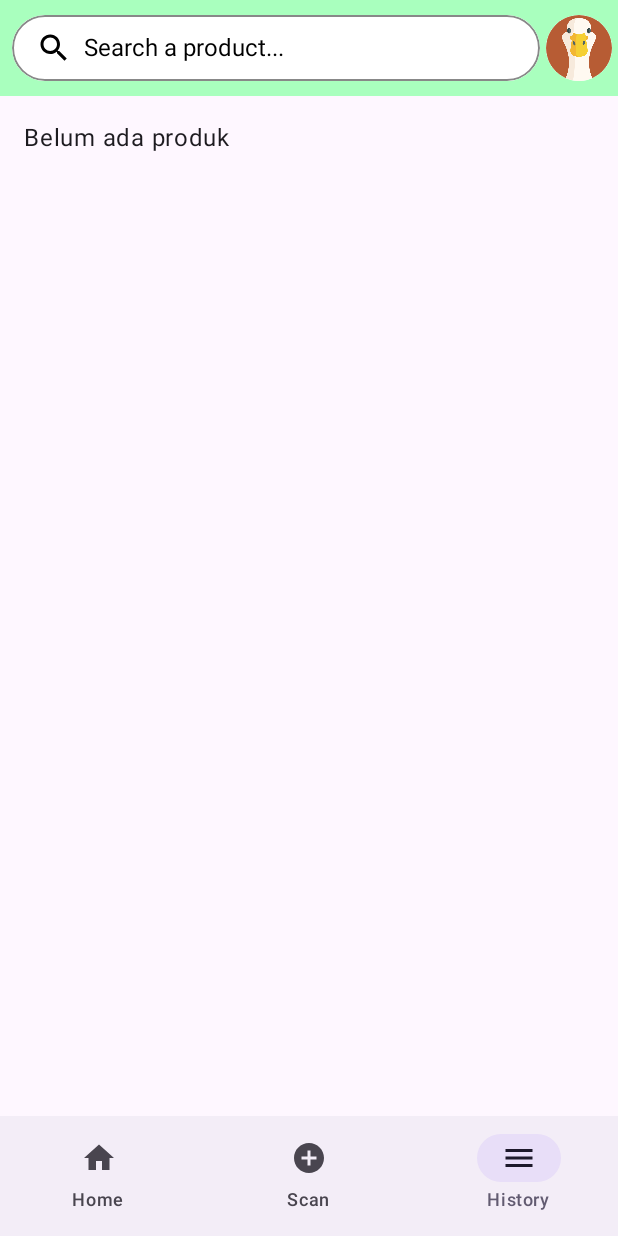
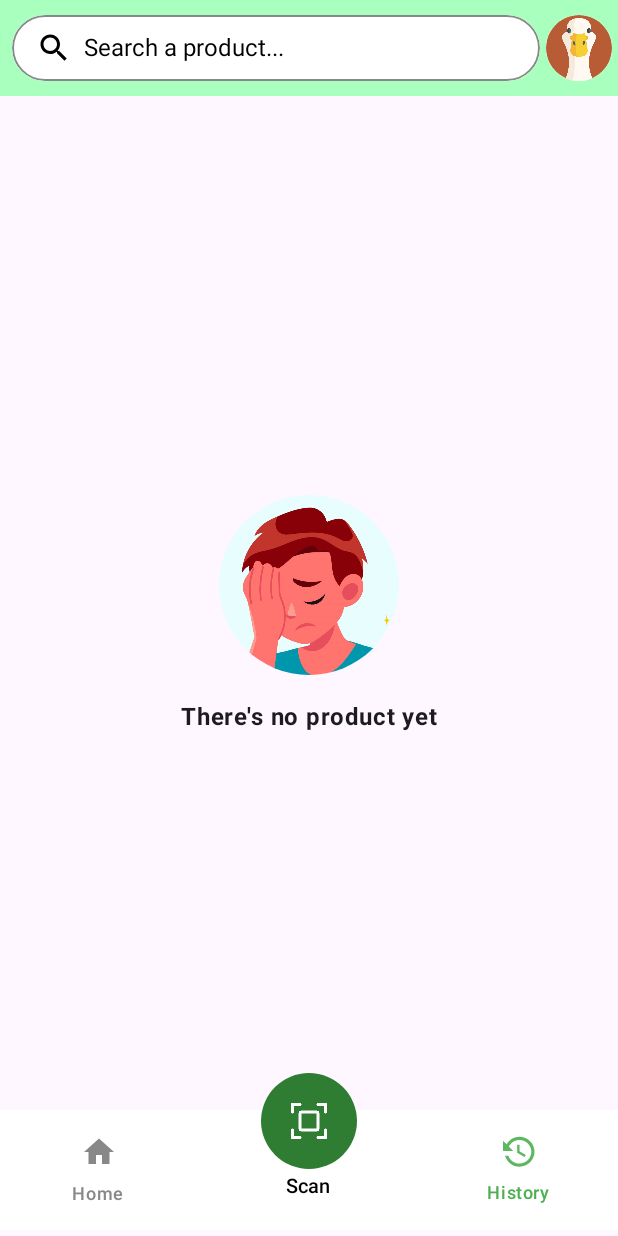
Before and after one commit to adtyfathan/nutralis, an Android app built with Jetpack Compose: the ScannedProductScreen screen opened through its navigation route, on a phone screen of 412 x 824 dp. Run offline under Robolectric (Android 15) with nearby library versions, the phone set to English and light mode, and no system bars; our stand-ins replace Dagger/Hilt's generated code, Firebase (no records; nobody signed in at launch, a user with empty details on screens opened directly); pictures from the network do not load.

Commit message:
update ui

```diff
--- a/app/src/main/java/com/ofa/nutralis/navigation/MainNavGraph.kt
+++ b/app/src/main/java/com/ofa/nutralis/navigation/MainNavGraph.kt
@@ -1,10 +1,29 @@
 package com.ofa.nutralis.navigation
 
+import androidx.compose.foundation.layout.Box
+import androidx.compose.foundation.layout.Column
+import androidx.compose.foundation.layout.Spacer
+import androidx.compose.foundation.layout.height
+import androidx.compose.foundation.layout.offset
 import androidx.compose.foundation.layout.padding
+import androidx.compose.foundation.layout.size
+import androidx.compose.foundation.shape.CircleShape
 import androidx.compose.material3.ExperimentalMaterial3Api
+import androidx.compose.material3.FabPosition
+import androidx.compose.material3.FloatingActionButton
+import androidx.compose.material3.FloatingActionButtonDefaults
+import androidx.compose.material3.Icon
+import androidx.compose.material3.MaterialTheme
 import androidx.compose.material3.Scaffold
+import androidx.compose.material3.Text
 import androidx.compose.runtime.Composable
+import androidx.compose.ui.Alignment
 import androidx.compose.ui.Modifier
+import androidx.compose.ui.draw.shadow
+import androidx.compose.ui.graphics.Color
+import androidx.compose.ui.res.painterResource
+import androidx.compose.ui.unit.dp
+import androidx.compose.ui.unit.sp
 import androidx.hilt.navigation.compose.hiltViewModel
 import androidx.navigation.NavType
 import androidx.navigation.compose.NavHost
@@ -12,6 +31,7 @@ import androidx.navigation.compose.composable
 import androidx.navigation.compose.currentBackStackEntryAsState
 import androidx.navigation.compose.rememberNavController
 import androidx.navigation.navArgument
+import com.ofa.nutralis.R
 import com.ofa.nutralis.ui.auth.AuthViewModel
 import com.ofa.nutralis.ui.home.HomeScreen
 import com.ofa.nutralis.ui.product.ProductCompareResultScreen
@@ -58,8 +78,45 @@ fun MainNavGraph(
             }
         },
         bottomBar = {
-            BottomBar(currentRoute, navController, bottomScreens)
-        }
+            Box {
+                BottomBar(currentRoute, navController, bottomScreens)
+
+                Column(
+                    horizontalAlignment = Alignment.CenterHorizontally,
+                    modifier = Modifier
+                        .align(Alignment.TopCenter)
+                        .offset(y = (-25).dp)
+                ) {
+                    FloatingActionButton(
+                        onClick = { navController.navigate(Screen.Scan.route) },
+                        shape = CircleShape,
+                        elevation = FloatingActionButtonDefaults.elevation(
+                            defaultElevation = 0.dp,
+                            pressedElevation = 0.dp,
+                            focusedElevation = 0.dp,
+                            hoveredElevation = 0.dp
+                        ),
+                        containerColor = Color(0xFF2E7D32),
+                        modifier = Modifier
+                            .size(64.dp)
+                    ) {
+                        Icon(
+                            painter = painterResource(id = R.drawable.scan),
+                            contentDescription = "Scan",
+                            tint = Color.White,
+                            modifier = Modifier.size(32.dp)
+                        )
+                    }
+                    Spacer(modifier = Modifier.height(4.dp))
+                    Text(
+                        text = "Scan",
+                        style = MaterialTheme.typography.labelSmall,
+                        color = Color.Black,
+                        fontSize = 13.sp
+                    )
+                }
+            }
+        },
     ) { innerPadding ->
         NavHost(
             navController = navController,
--- a/app/src/main/java/com/ofa/nutralis/ui/product/ScannedProductItem.kt
+++ b/app/src/main/java/com/ofa/nutralis/ui/product/ScannedProductItem.kt
@@ -74,12 +74,9 @@ fun ScannedProductItem(
             ) {
                 Text(
                     text = if (scannedProduct.product_name.isNullOrBlank()) "Unknown" else scannedProduct.product_name,
-//                    scannedProduct.product_name ?: "Unknown",
                     maxLines = 2,
                     overflow = TextOverflow.Ellipsis
                     )
-//                Text(scannedProduct.product_type ?: "Unknown")
-//                Text(scannedProduct.nutriscore_score?.toString() ?: "Unknown")
             }
 
             Box(
--- a/app/src/main/java/com/ofa/nutralis/ui/product/ScannedProductScreen.kt
+++ b/app/src/main/java/com/ofa/nutralis/ui/product/ScannedProductScreen.kt
@@ -1,12 +1,18 @@
 package com.ofa.nutralis.ui.product
 
+import androidx.compose.foundation.Image
 import androidx.compose.foundation.background
 import androidx.compose.foundation.layout.Arrangement
 import androidx.compose.foundation.layout.Box
+import androidx.compose.foundation.layout.Column
 import androidx.compose.foundation.layout.PaddingValues
+import androidx.compose.foundation.layout.Spacer
 import androidx.compose.foundation.layout.fillMaxSize
+import androidx.compose.foundation.layout.height
 import androidx.compose.foundation.layout.padding
+import androidx.compose.foundation.layout.size
 import androidx.compose.foundation.lazy.LazyColumn
+import androidx.compose.foundation.shape.CircleShape
 import androidx.compose.foundation.shape.RoundedCornerShape
 import androidx.compose.material3.CircularProgressIndicator
 import androidx.compose.material3.Text
@@ -18,9 +24,13 @@ import androidx.compose.ui.Alignment
 import androidx.compose.ui.Modifier
 import androidx.compose.ui.draw.clip
 import androidx.compose.ui.graphics.Color
+import androidx.compose.ui.layout.ContentScale
+import androidx.compose.ui.res.painterResource
+import androidx.compose.ui.text.font.FontWeight
 import androidx.compose.ui.unit.dp
 import androidx.hilt.navigation.compose.hiltViewModel
 import androidx.navigation.NavController
+import com.ofa.nutralis.R
 import com.ofa.nutralis.navigation.Screen
 
 @Composable
@@ -37,7 +47,11 @@ fun ScannedProductScreen(
 
     Box(
         modifier = Modifier.
-            padding(16.dp)
+            padding(
+                top = 16.dp,
+                start = 16.dp,
+                end = 16.dp
+            )
     ) {
         when {
             isLoading -> {
@@ -50,7 +64,23 @@ fun ScannedProductScreen(
                 }
             }
             products.isEmpty() -> {
-                Text("Belum ada produk")
+                Column(
+                    modifier = Modifier.fillMaxSize(),
+                    verticalArrangement = Arrangement.Center,
+                    horizontalAlignment = Alignment.CenterHorizontally
+                ) {
+                    Image(
+                        painter = painterResource(id = R.drawable.permission),
+                        contentDescription = "Empty State",
+                        contentScale = ContentScale.Crop,
+                        modifier = Modifier.size(120.dp).clip(CircleShape)
+                    )
+                    Spacer(modifier = Modifier.height(16.dp))
+                    Text(
+                        "There's no product yet",
+                        fontWeight = FontWeight.Bold,
+                    )
+                }
             }
             else -> {
                 LazyColumn(
--- a/app/src/main/java/com/ofa/nutralis/ui/util/BottomBar.kt
+++ b/app/src/main/java/com/ofa/nutralis/ui/util/BottomBar.kt
@@ -1,12 +1,19 @@
 package com.ofa.nutralis.ui.util
 
+import androidx.compose.foundation.layout.Spacer
 import androidx.compose.material3.Icon
 import androidx.compose.material3.NavigationBar
 import androidx.compose.material3.NavigationBarItem
+import androidx.compose.material3.NavigationBarItemDefaults
 import androidx.compose.material3.Text
 import androidx.compose.runtime.Composable
+import androidx.compose.ui.Modifier
+import androidx.compose.ui.graphics.Color
+import androidx.compose.ui.res.painterResource
+import androidx.compose.ui.unit.dp
 import androidx.navigation.NavController
 import androidx.navigation.NavGraph.Companion.findStartDestination
+import com.ofa.nutralis.R
 import com.ofa.nutralis.navigation.Screen
 
 @Composable
@@ -14,21 +21,60 @@ fun BottomBar(
     currentRoute: String,
     navController: NavController,
     bottomScreens: List<Screen>
-){
-    NavigationBar {
-        bottomScreens.forEach { screen ->
-            NavigationBarItem(
-                icon = { screen.icon?.let { Icon(it, contentDescription = screen.label) } },
-                label = { Text(screen.label) },
-                selected = currentRoute.startsWith(screen.route.removeSuffix("/{barcode}")),
-                onClick = {
-                    navController.navigate(screen.route) {
-                        popUpTo(navController.graph.findStartDestination().id) { inclusive = false }
-                        launchSingleTop = true
-                        restoreState = true
-                    }
-                }
+) {
+    NavigationBar(
+        containerColor = Color.White,
+        tonalElevation = 6.dp
+    ) {
+        // Home
+        NavigationBarItem(
+            icon = {
+                Icon(
+                    painter = painterResource(id = R.drawable.home), // your image here
+                    contentDescription = bottomScreens[0].label,
+                    tint = if (currentRoute.startsWith(bottomScreens[0].route)) Color(0xFF4CAF50) else Color.Gray
+                )
+            },
+            label = { Text(bottomScreens[0].label) },
+            selected = currentRoute.startsWith(bottomScreens[0].route),
+            onClick = { navigate(navController, bottomScreens[0].route) },
+            colors = NavigationBarItemDefaults.colors(
+                selectedIconColor = Color(0xFF4CAF50), // green
+                selectedTextColor = Color(0xFF4CAF50),
+                unselectedIconColor = Color.Gray,
+                unselectedTextColor = Color.Gray,
+                indicatorColor = Color.Transparent // removes default highlight
             )
-        }
+        )
+        Spacer(Modifier.weight(1f))
+
+        // History
+        NavigationBarItem(
+            icon = {
+                Icon(
+                    painter = painterResource(id = R.drawable.history), // your image here
+                    contentDescription = bottomScreens[2].label,
+                    tint = if (currentRoute.startsWith(bottomScreens[2].route)) Color(0xFF4CAF50) else Color.Gray
+                )
+            },
+            label = { Text(bottomScreens[2].label) },
+            selected = currentRoute.startsWith(bottomScreens[2].route),
+            onClick = { navigate(navController, bottomScreens[2].route) },
+            colors = NavigationBarItemDefaults.colors(
+                selectedIconColor = Color(0xFF4CAF50), // green
+                selectedTextColor = Color(0xFF4CAF50),
+                unselectedIconColor = Color.Gray,
+                unselectedTextColor = Color.Gray,
+                indicatorColor = Color.Transparent // removes default highlight
+            )
+        )
     }
 }
+
+private fun navigate(navController: NavController, route: String) {
+    navController.navigate(route) {
+        popUpTo(navController.graph.findStartDestination().id) { inclusive = false }
+        launchSingleTop = true
+        restoreState = true
+    }
+}
--- /dev/null
+++ b/app/src/main/res/drawable/history.xml
@@ -0,0 +1,5 @@
+<vector xmlns:android="http://schemas.android.com/apk/res/android" android:height="22dp" android:viewportHeight="21" android:viewportWidth="20" android:width="21dp">
+
+    <path android:fillAlpha="0.9" android:fillColor="#000000" android:fillType="evenOdd" android:pathData="M10.5,0.5C7,0.5 3.9,2.4 2.3,5.3L0,3L0,9.5L6.5,9.5L3.7,6.7C5,4.2 7.5,2.5 10.5,2.5C14.6,2.5 18,5.9 18,10C18,14.1 14.6,17.5 10.5,17.5C7.2,17.5 4.5,15.4 3.4,12.5L1.3,12.5C2.4,16.5 6.1,19.5 10.5,19.5C15.8,19.5 20,15.2 20,10C20,4.8 15.7,0.5 10.5,0.5L10.5,0.5ZM9,5.5L9,10.6L13.7,13.4L14.5,12.1L10.5,9.7L10.5,5.5L9,5.5L9,5.5Z" android:strokeAlpha="0.9" android:strokeColor="#00000000" android:strokeWidth="1"/>
+
+</vector>
--- /dev/null
+++ b/app/src/main/res/drawable/home.xml
@@ -0,0 +1,5 @@
+<vector xmlns:android="http://schemas.android.com/apk/res/android" android:height="24dp" android:viewportHeight="48" android:viewportWidth="48" android:width="24dp">
+
+    <path android:fillColor="#FF000000" android:pathData="M20,40V28h8v12h10V24h6L24,6 4,24h6v16z"/>
+
+</vector>
```
Also changed, not shown: app/src/main/java/com/ofa/nutralis/ui/product/ProductResultScreen.kt (+107 -60 lines), app/src/main/res/drawable/history.png (deleted), app/src/main/res/drawable/scan.png (added).
